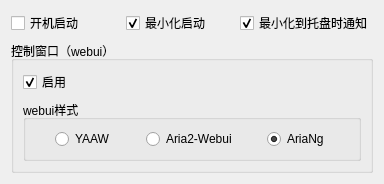
This is settingWindow.ui in 15dd/Aria2_Launcher as Qt 5 draws it before an edit. The edited form follows.
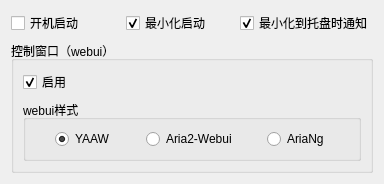
This is the edited form. Icons and pictures are not drawn.

```diff
--- a/settingWindow.ui
+++ b/settingWindow.ui
@@ -72,6 +72,9 @@
            <property name="text">
             <string>YAAW</string>
            </property>
+           <property name="checked">
+            <bool>true</bool>
+           </property>
           </widget>
          </item>
          <item row="0" column="1" alignment="Qt::AlignHCenter">
@@ -87,7 +90,7 @@
             <string>AriaNg</string>
            </property>
            <property name="checked">
-            <bool>true</bool>
+            <bool>false</bool>
            </property>
           </widget>
          </item>
```
